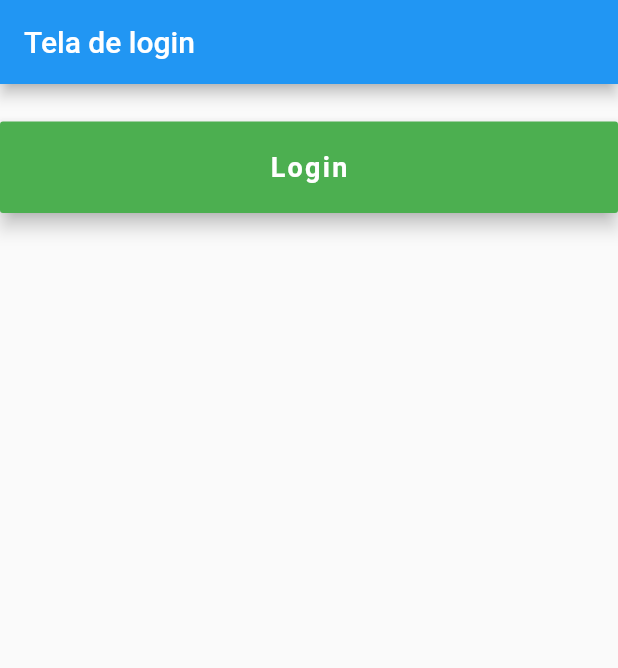
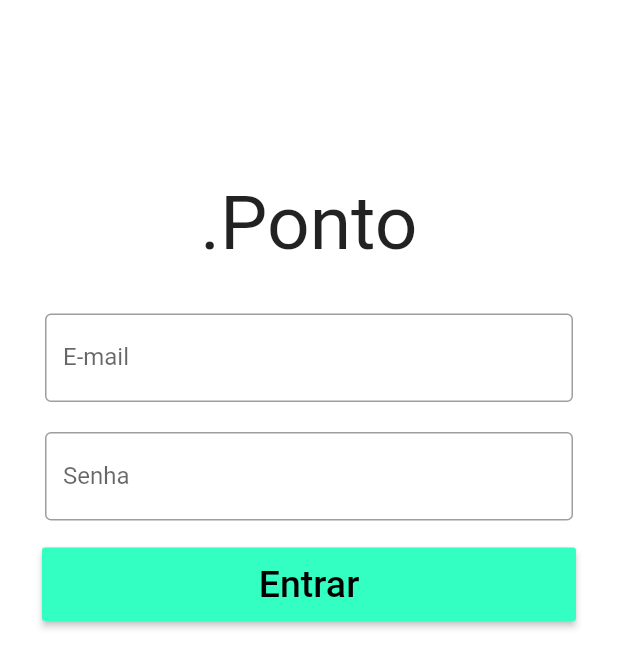
Before and after one commit to williamtrindade/college-project-financial-control-app, a Flutter app: the screen it shows after launch, on a phone screen of 412 x 824 dp. Shown: the top 668 px of the screen. Run offline on Flutter 3.47's test engine with Material 2 defaults, Android fonts, the phone set to English and light mode, and no system bars.

Commit message:
feat(auth/login): Login in progress

```diff
--- a/lib/main.dart
+++ b/lib/main.dart
@@ -1,13 +1,13 @@
 import 'dart:io';
 
-import 'package:app/views/android/main.dart';
+import 'package:app/screens/main.dart';
 import 'package:flutter/material.dart';
 
 void main() {
-  if (Platform.isAndroid){
-    runApp(MainAndroidView());
+  if (Platform.isAndroid) {
+    runApp(MainScreen());
   }
   if (Platform.isIOS) {
-    debugPrint('App no IOS');
+    runApp(MainScreen());
   }
 }
--- /dev/null
+++ b/lib/screens/auth/login.dart
@@ -0,0 +1,72 @@
+import 'package:flutter/material.dart';
+
+class LoginScreen extends StatelessWidget {
+  final _formKey = GlobalKey<FormState>();
+
+  @override
+  Widget build(BuildContext context) {
+    return Scaffold(
+      body: Container(
+        width: double.infinity,
+        height: double.infinity,
+        color: Colors.white,
+        child: SingleChildScrollView(
+          padding: EdgeInsets.symmetric(vertical: 100, horizontal: 20),
+          child: Form(
+            key: _formKey,
+            child: Column(
+                mainAxisAlignment: MainAxisAlignment.center,
+                crossAxisAlignment: CrossAxisAlignment.center,
+                children: <Widget>[
+                  Container(
+                    margin: EdgeInsets.all(20),
+                    child: Text(
+                      '.Ponto',
+                      style: TextStyle(fontSize: 50),
+                    ),
+                  ),
+                  // Add TextFormFields and RaisedButton here.
+                  Container(
+                    margin: EdgeInsets.all(10),
+                    child: TextFormField(
+                      decoration: InputDecoration(
+                        labelText: 'E-mail',
+                        border: OutlineInputBorder(),
+                      ),
+                    ),
+                  ),
+                  Container(
+                    margin: EdgeInsets.all(10),
+                    child: TextFormField(
+                      decoration: InputDecoration(
+                        labelText: 'Senha',
+                        border: OutlineInputBorder(),
+                      ),
+                    ),
+                  ),
+                  Container(
+                    padding: EdgeInsets.all(8),
+                    width: double.infinity,
+                    child: RaisedButton(
+                      padding: EdgeInsets.all(10),
+                      elevation: 2.0,
+                      color: Color(0xff34FFC2),
+                      child: Text(
+                        'Entrar',
+                        style: TextStyle(
+                          fontSize: 25,
+                          color: Colors.black,
+                        ),
+                      ),
+                      onPressed: () {
+
+                      },
+                    ),
+                  ),
+                ]),
+          ),
+        ),
+      ),
+    );
+  }
+}
--- a/lib/views/android/main.dart
+++ b/lib/screens/main.dart
@@ -1,12 +1,13 @@
-import 'package:app/views/android/auth/login.dart';
 import 'package:flutter/material.dart';
 
-class MainAndroidView extends StatelessWidget {
+import 'auth/login.dart';
+
+class MainScreen extends StatelessWidget {
 
   @override
   Widget build(BuildContext context) {
     return MaterialApp(
-      home: LoginView(),
+      home: LoginScreen(),
     );
   }
 
--- a/lib/views/android/auth/login.dart
+++ /dev/null
@@ -1,44 +0,0 @@
-import 'package:flutter/material.dart';
-
-class LoginView extends StatelessWidget {
-
-  @override
-  Widget build(BuildContext context) {
-    return Scaffold(
-      appBar: AppBar(
-        title: Text('Tela de login'),
-      ),
-      body: Container(
-        // color: Colors.red,
-        padding: EdgeInsets.symmetric(vertical: 25.0),
-        width: double.infinity,
-        child: RaisedButton(
-          onPressed: () {
-            Navigator.of(context).pushReplacement(
-                MaterialPageRoute(
-                  // ignore: missing_return
-                  builder: (BuildContext context) {
-
-                  },
-                //     builder: (context) => Dashboard()
-                )
-            );
-          },
-          color: Colors.green,
-          elevation: 5.0,
-          padding: EdgeInsets.all(20.0),
-          child: Text(
-            'Login',
-            style: TextStyle(
-                color: Colors.white,
-                letterSpacing: 1.5,
-                fontSize: 18.0,
-                fontWeight: FontWeight.bold
-            ),
-          ),
-        ),
-      ),
-    );
-  }
-
-}
```
Also changed, not shown: 2 other files.
